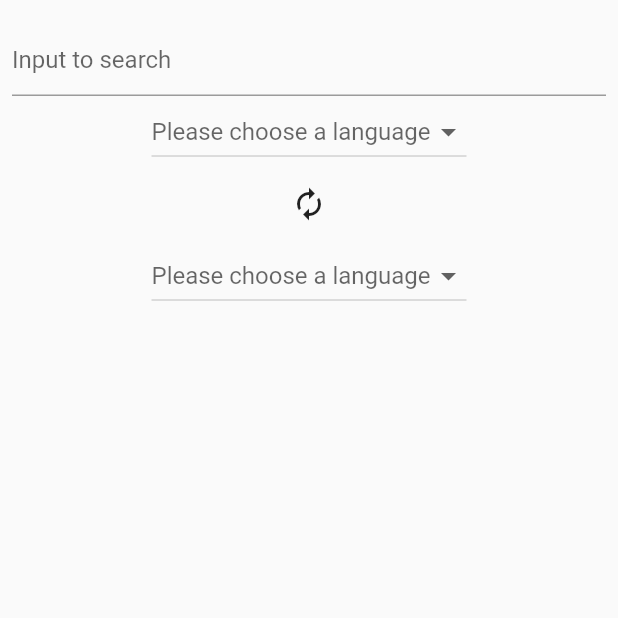
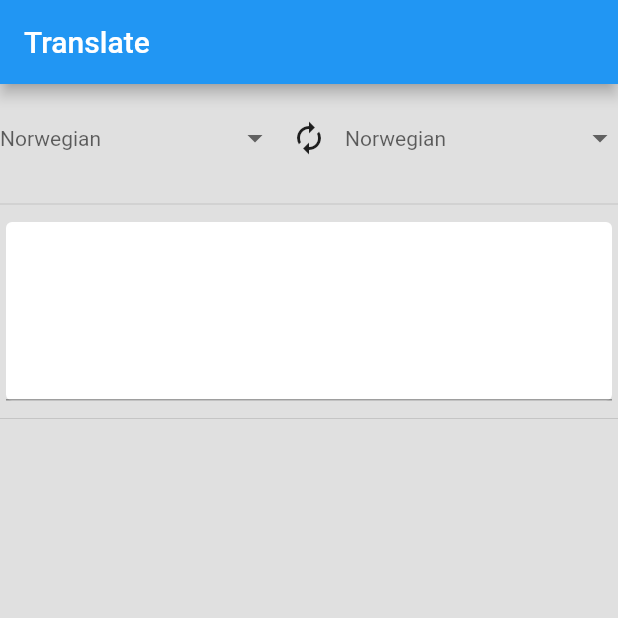
Before and after one commit to AlexanderBrecke/app_translate, a Flutter app: the screen it shows after launch, on a phone screen of 412 x 824 dp, the top half of it. Run offline on Flutter 3.47's test engine with Material 2 defaults, Android fonts, the phone set to English and light mode, and no system bars; our stand-ins replace shared_preferences; missing offline and left inert: translator.

Commit message:
Update project: Add several files

```diff
--- a/lib/Constants/constants.dart
+++ b/lib/Constants/constants.dart
@@ -2,11 +2,45 @@ import 'package:flutter/material.dart';
 
 final kAppTheme = ThemeData.light().copyWith(
   highlightColor: Colors.green,
+  backgroundColor: Colors.blueGrey,
+  scaffoldBackgroundColor: Colors.grey[300],
 );
 
 enum kToOrFrom{
   TO,
   FROM,
+}
+
+enum kSupportedLanguages{
+  Norwegian,
+  English,
+  Danish,
+
+}
+
+extension kLanguageShort on kSupportedLanguages{
+
+  String toName(){
+    return toString().split(".").last;
+  }
+
+  String getValue(){
+    var val = "";
+    var language = toName();
+    val += (language[0].toLowerCase() + language[1]);
+    return val;
+  }
+
+  String get value {
+    switch(this){
+      case kSupportedLanguages.Norwegian:
+        return "no";
+      case kSupportedLanguages.English:
+        return "en";
+      case kSupportedLanguages.Danish:
+        return "da";
+    }
+  }
 }
 
 // icons
--- /dev/null
+++ b/lib/Models/app_data_model.dart
@@ -0,0 +1,19 @@
+import 'package:flutter/material.dart';
+
+class AppDataModel extends ChangeNotifier{
+
+  List<String> supportedLanguages = ["Norwegian", "English", "Danish"];
+  String fromLanguage = "";
+  String toLanguage = "";
+
+  void switchLanguages(){
+    String from = fromLanguage;
+    String to = toLanguage;
+
+    if(from != to){
+      fromLanguage = to;
+      toLanguage = from;
+    }
+  }
+
+}
--- a/lib/Pages/main_page.dart
+++ b/lib/Pages/main_page.dart
@@ -2,7 +2,6 @@ import 'package:flutter/material.dart';
 import 'package:shared_preferences/shared_preferences.dart';
 import 'package:translate/Constants/constants.dart';
 import 'package:translator/translator.dart';
-import '';
 
 class MainPage extends StatefulWidget {
   const MainPage({Key? key}) : super(key: key);
@@ -24,7 +23,6 @@ class _MainPageState extends State<MainPage> {
 
   // --- Languages ---
 
-  List<String> _supportedLanguages = ["Norwegian", "English", "Danish"];
   String _fromLanguage = "";
   String _toLanguage = "";
 
@@ -48,11 +46,17 @@ class _MainPageState extends State<MainPage> {
 
   @override
   void initState() {
+    initializeLanguages();
     _loadSharedPrefs();
     super.initState();
   }
 
   // --- Logic functions ---
+
+  void initializeLanguages(){
+    _fromLanguage = kSupportedLanguages.Norwegian.toName();
+    _toLanguage = kSupportedLanguages.Norwegian.toName();
+  }
 
   void _loadSharedPrefs() async {
     _prefs = await SharedPreferences.getInstance();
@@ -66,7 +70,7 @@ class _MainPageState extends State<MainPage> {
     var to = _toLanguage;
     var from = _fromLanguage;
 
-    if(to != "" && from != ""){
+    if(to != from){
       setState(() {
         _toLanguage = from;
         _fromLanguage = to;
@@ -87,6 +91,7 @@ class _MainPageState extends State<MainPage> {
   @override
   Widget build(BuildContext context) {
     return Scaffold(
+      appBar: _appBar(),
 
 
       body: Center(
@@ -96,13 +101,23 @@ class _MainPageState extends State<MainPage> {
         child: Column(
           children: [
 
+            Row(
+              mainAxisAlignment: MainAxisAlignment.center,
 
-            _searchField(),
-            _dropDownButton(_supportedLanguages, kToOrFrom.FROM),
+              children: [
+                _dropDownButton(kToOrFrom.FROM),
                 IconButton(icon: kChangeIcon, onPressed: () {
                   _switchLanguage();
                 }),
-            _dropDownButton(_supportedLanguages, kToOrFrom.TO),
+                _dropDownButton(kToOrFrom.TO),
+              ],
+            ),
+            Divider(),
+
+
+            _searchField(),
+            Divider(),
+
           ],
         ),
       ),
@@ -114,7 +129,15 @@ class _MainPageState extends State<MainPage> {
 
   // --- Component functions ---
 
-  Widget _dropDownButton(List<String> items, kToOrFrom toOrFrom){
+  AppBar _appBar(){
+    return AppBar(
+      title: Text("Translate"),
+    );
+  }
+
+  Widget _dropDownButton(kToOrFrom toOrFrom){
+
+    var suppLang = kSupportedLanguages.values.map((e) => e.toName()).toList();
 
     String hint = "";
     if(toOrFrom == kToOrFrom.TO){
@@ -123,12 +146,17 @@ class _MainPageState extends State<MainPage> {
       hint = _fromLanguage;
     }
 
-    return DropdownButton(
+    return Expanded(
+      child: Container(
+        margin: EdgeInsets.symmetric(vertical: 12),
+        child: DropdownButtonHideUnderline(
+          child: DropdownButton(
 
-      hint: hint == ""
-      ? Text("Please choose a language")
-      : Text(hint),
-        items: items.map((String value) {
+            isExpanded: true,
+            style: TextStyle(color: Colors.blueGrey),
+
+            hint: Text(hint),
+              items: suppLang.map((String value) {
                 return DropdownMenuItem<String>(
                   value: value,
                   child: Text(value),
@@ -139,27 +167,32 @@ class _MainPageState extends State<MainPage> {
                 setState(() {
                   if(toOrFrom == kToOrFrom.TO){
                     _toLanguage = newValue.toString();
+                    print(_toLanguage);
                   } else {
                     _fromLanguage = newValue.toString();
                   }
                 });
               }
             },
+          ),
+        ),
+      ),
     );
   }
 
   Widget _searchField(){
-    return Padding(
-      padding: EdgeInsets.only(top: 16.0, left: 8.0, right: 8.0),
+    return Card(
+      elevation: 0.0,
       child: TextField(
+        maxLines: 5,
         controller: _textFieldController,
         onChanged: _foo,
 
         // textInputAction: TextInputAction.done,
         autocorrect: false,
-        decoration: InputDecoration(
-          hintText: "Input to search",
-        ),
+        // decoration: InputDecoration(
+        //   hintText: "Input to search",
+        // ),
       ),
     );
   }
--- a/lib/main.dart
+++ b/lib/main.dart
@@ -1,5 +1,7 @@
 import 'package:flutter/material.dart';
+import 'package:provider/provider.dart';
 import 'package:translate/Constants/constants.dart';
+import 'package:translate/Models/app_data_model.dart';
 import 'package:translate/Pages/main_page.dart';
 
 void main() {
@@ -10,10 +12,13 @@ class TranslateApp extends StatelessWidget {
 
   @override
   Widget build(BuildContext context) {
-    return MaterialApp(
-      debugShowCheckedModeBanner: false,
-      theme: kAppTheme,
-      home: MainPage(),
+    return ChangeNotifierProvider(
+      create: (context) => AppDataModel(),
+      child: MaterialApp(
+        debugShowCheckedModeBanner: false,
+        theme: kAppTheme,
+        home: MainPage(),
+      ),
     );
   }
 }
--- a/pubspec.yaml
+++ b/pubspec.yaml
@@ -20,6 +20,7 @@ dependencies:
   shared_preferences: ^2.0.9
   http: ^0.13.4
   translator: ^0.1.7
+  provider: ^6.0.1
 
 # ---
 
```
Also changed, not shown: lib/Pages/new_main.dart (added, +11 -0 lines), lib/Views/dropdownbutton.dart (added, +40 -0 lines), pubspec.lock, 3 other files. Lines whose indentation alone changed are shown as unchanged.
